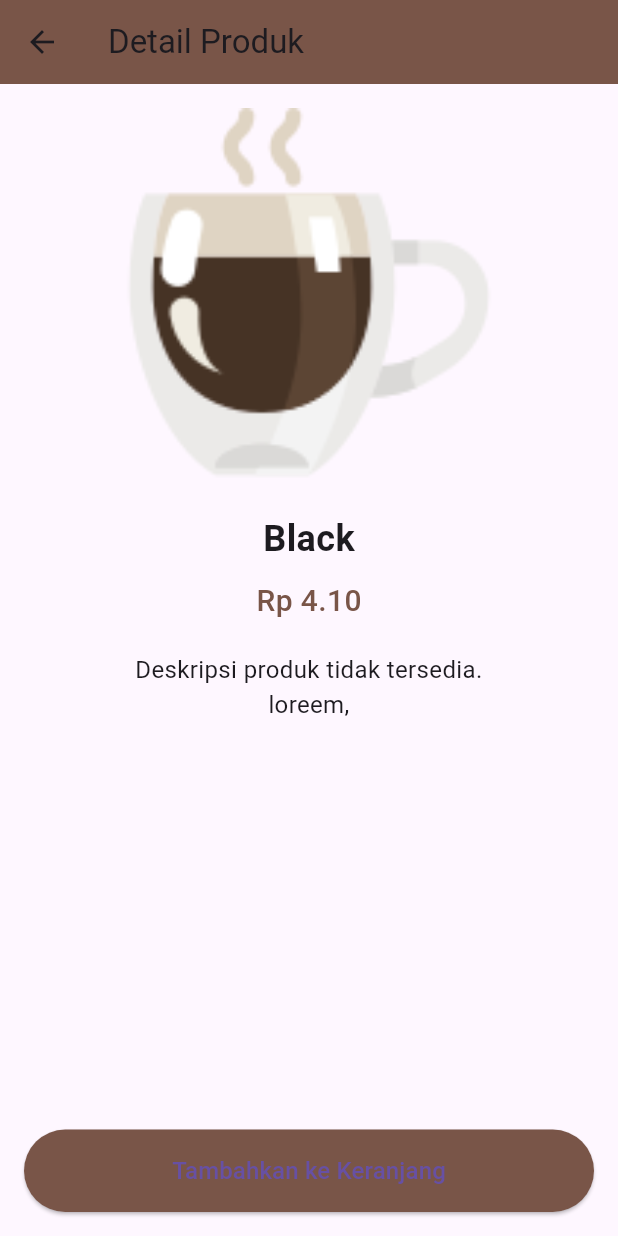
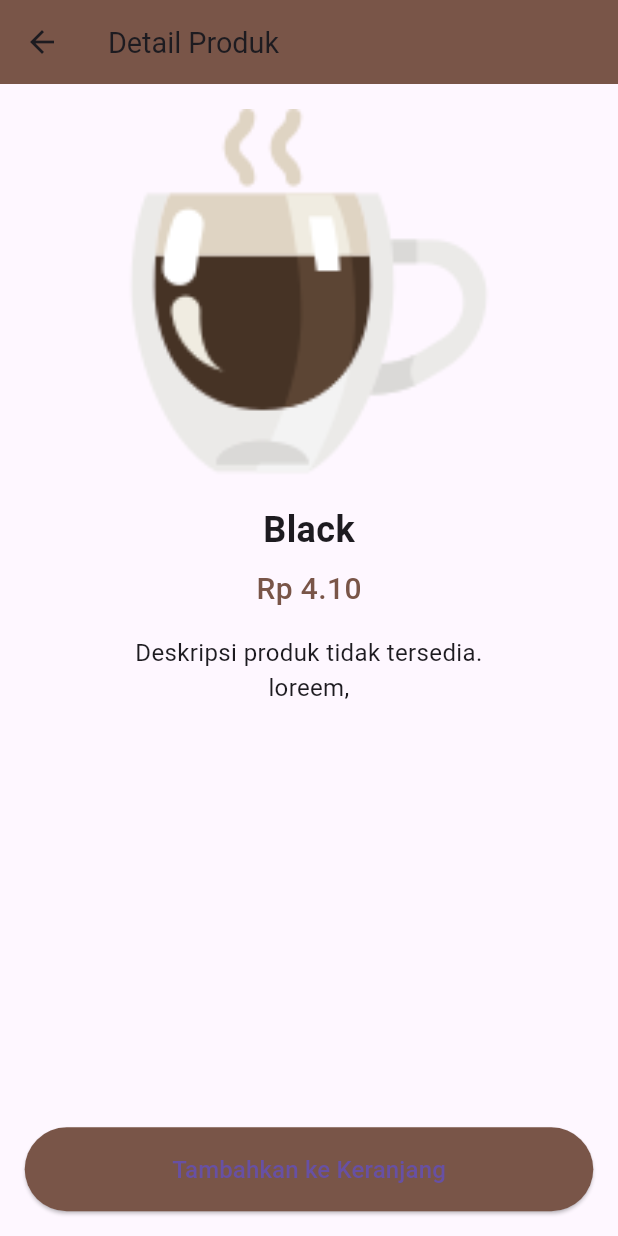
Before and after one commit to Hafidz249/CoffeeShop, a Flutter app: the screen it shows after launch, after a tap on "Detail", on a phone screen of 412 x 824 dp. Run offline on Flutter 3.47's test engine with Material 3 defaults, Android fonts, the phone set to English and light mode, and no system bars; our stand-ins replace google_nav_bar.

Commit message:
fix responsive and add splash screens

```diff
--- a/lib/Page/cart_page.dart
+++ b/lib/Page/cart_page.dart
@@ -20,32 +20,51 @@ class _CartPageState extends State<CartPage> {
   //pay button tapped
   void payNow(){
     /*
-     fill out yourr payment servis here
+     fill out your payment service here
     */
   }
 
   @override
   Widget build(BuildContext context) {
+    // Mendapatkan ukuran layar
+    final screenSize = MediaQuery.of(context).size;
+    final screenWidth = screenSize.width;
+    final screenHeight = screenSize.height;
+
+    // Ukuran responsif
+    final double padding = screenWidth * 0.05; // 5% dari lebar layar
+    final double titleFontSize = screenWidth * 0.06 > 24 ? 24 : screenWidth * 0.06; // Maksimal 24
+    final double buttonFontSize = screenWidth * 0.045 > 18 ? 18 : screenWidth * 0.045; // Maksimal 18
+    final double buttonPadding = screenHeight * 0.025; // 2.5% dari tinggi layar
+
     return Consumer<CoffeeShop>(
       builder:(context, value, child) => SafeArea(
         child: Padding(
-      padding: const EdgeInsets.all(25.0),
+          padding: EdgeInsets.all(padding),
           child: Column (
             children: [
               // heading
-          Text('Your Cart', style: TextStyle(fontSize: 20),
+              Text(
+                'Your Cart',
+                style: TextStyle(
+                  fontSize: titleFontSize,
+                  fontWeight: FontWeight.bold
+                ),
               ),
 
               //list of cart item
-           Expanded(child: ListView.builder(
+              Expanded(
+                child: ListView.builder(
                   itemCount: value.userCart.length,
                   itemBuilder: (context, index) {
                     //get individual cart item
                     Coffee eachCoffee = value.userCart[index];
 
-
                     //return coffee tile
-           return CoffeeTile(coffee: eachCoffee, onPressed: () => removeFromCart(eachCoffee), icon: Icon(Icons.delete),
+                    return CoffeeTile(
+                      coffee: eachCoffee,
+                      onPressed: () => removeFromCart(eachCoffee),
+                      icon: Icon(Icons.delete),
                     );
                   },
                 ),
@@ -55,20 +74,24 @@ class _CartPageState extends State<CartPage> {
               GestureDetector(
                 onTap: payNow,
                 child: Container(
-                padding: const EdgeInsets.all(25),
+                  padding: EdgeInsets.all(buttonPadding),
                   width: double.infinity,
                   decoration: BoxDecoration(
                     color: Colors.brown,
                     borderRadius: BorderRadius.circular(12)
                   ),
-                child: const Center(
+                  child: Center(
                     child: Text(
                       "Pay Now",
-                    style: TextStyle(color: Colors.white)),
+                      style: TextStyle(
+                        color: Colors.white,
+                        fontSize: buttonFontSize,
+                        fontWeight: FontWeight.bold,
+                      ),
+                    ),
                   ),
                 ),
               )
-
             ],
           ),
         ),
--- a/lib/Page/coffe_detail_page.dart
+++ b/lib/Page/coffe_detail_page.dart
@@ -13,61 +13,78 @@ class CoffeeDetailPage extends StatelessWidget {
 
   @override
   Widget build(BuildContext context) {
+    // Mendapatkan ukuran layar
+    final screenSize = MediaQuery.of(context).size;
+    final screenWidth = screenSize.width;
+    final screenHeight = screenSize.height;
+
+    // Ukuran responsif
+    final double padding = screenWidth * 0.04; // 4% dari lebar layar
+    final double imageHeight = screenHeight * 0.3; // 30% dari tinggi layar
+    final double titleFontSize = screenWidth * 0.06 > 24 ? 24 : screenWidth * 0.06; // Maksimal 24
+    final double priceFontSize = screenWidth * 0.05 > 20 ? 20 : screenWidth * 0.05; // Maksimal 20
+    final double descFontSize = screenWidth * 0.04 > 16 ? 16 : screenWidth * 0.04; // Maksimal 16
+    final double buttonFontSize = screenWidth * 0.04 > 16 ? 16 : screenWidth * 0.04; // Maksimal 16
+    final double spaceBetween = screenHeight * 0.02; // 2% dari tinggi layar
+
     return Scaffold(
       appBar: AppBar(
-        title: Text('Detail Produk'),
+        title: Text(
+          'Detail Produk',
+          style: TextStyle(fontSize: titleFontSize * 0.8),
+        ),
         backgroundColor: Colors.brown,
       ),
       body: Consumer<CoffeeShop>(builder: (context, coffeeShop, child) {
         return Padding(
-          padding: const EdgeInsets.all(16.0),
+          padding: EdgeInsets.all(padding),
           child: Column(
             crossAxisAlignment: CrossAxisAlignment.center,
             children: [
               // Product image
               SizedBox(
-                height: 250,
+                height: imageHeight,
                 child: Image.asset(
                   coffee.imagePath,
                   fit: BoxFit.contain,
                 ),
               ),
-              const SizedBox(height: 20),
+              SizedBox(height: spaceBetween),
 
               // Product name
               Text(
                 coffee.name,
-                style: const TextStyle(
-                  fontSize: 24,
+                style: TextStyle(
+                  fontSize: titleFontSize,
                   fontWeight: FontWeight.bold,
                 ),
               ),
-              const SizedBox(height: 10),
+              SizedBox(height: spaceBetween * 0.5),
 
               // Product price
               Text(
                 'Rp ${coffee.price}',
-                style: const TextStyle(
-                  fontSize: 20,
+                style: TextStyle(
+                  fontSize: priceFontSize,
                   fontWeight: FontWeight.w500,
                   color: Colors.brown,
                 ),
               ),
-              const SizedBox(height: 20),
+              SizedBox(height: spaceBetween),
 
               // Product description
-              const Text(
+              Text(
                 'Deskripsi produk tidak tersedia.',
                 textAlign: TextAlign.center,
                 style: TextStyle(
-                  fontSize: 16,
+                  fontSize: descFontSize,
                 ),
               ),
-              const Text(
+              Text(
                 'loreem,',
                 textAlign: TextAlign.center,
                 style: TextStyle(
-                  fontSize: 16,
+                  fontSize: descFontSize,
                 ),
               ),
 
@@ -90,11 +107,11 @@ class CoffeeDetailPage extends StatelessWidget {
                   },
                   style: ElevatedButton.styleFrom(
                     backgroundColor: Colors.brown,
-                    padding: const EdgeInsets.symmetric(vertical: 16),
+                    padding: EdgeInsets.symmetric(vertical: padding),
                   ),
-                  child: const Text(
+                  child: Text(
                     'Tambahkan ke Keranjang',
-                    style: TextStyle(fontSize: 16),
+                    style: TextStyle(fontSize: buttonFontSize),
                   ),
                 ),
               ),
--- a/lib/Page/shop_page.dart
+++ b/lib/Page/shop_page.dart
@@ -9,18 +9,30 @@ class ShopPage extends StatelessWidget {
 
   @override
   Widget build(BuildContext context) {
+    // Mendapatkan ukuran layar
+    final screenSize = MediaQuery.of(context).size;
+    final screenWidth = screenSize.width;
+
+    // Menentukan ukuran berdasarkan layar
+    final double paddingAll = screenWidth * 0.05; // 5% dari lebar layar
+    final double titleFontSize = screenWidth * 0.06 > 24 ? 24 : screenWidth * 0.06; // Maksimal 24
+    final double spacerHeight = screenWidth * 0.05; // 5% dari lebar layar
+
     return Consumer<CoffeeShop>(
       builder: (context, value, child) {
         return SafeArea(
           child: Padding(
-            padding: const EdgeInsets.all(25.0),
+            padding: EdgeInsets.all(paddingAll),
             child: Column(
               children: [
-                const Text(
+                Text(
                   'Menu Kopi',
-                  style: TextStyle(fontSize: 20),
+                  style: TextStyle(
+                    fontSize: titleFontSize,
+                    fontWeight: FontWeight.bold,
+                  ),
                 ),
-                const SizedBox(height: 25),
+                SizedBox(height: spacerHeight),
 
                 // List of coffee
                 Expanded(
--- /dev/null
+++ b/lib/Page/splash_screen.dart
@@ -0,0 +1,129 @@
+import 'dart:async';
+import 'package:flutter/material.dart';
+import 'package:coffeeshop/Page/Home_Page.dart';
+
+class SplashScreen extends StatefulWidget {
+  const SplashScreen({super.key});
+
+  @override
+  State<SplashScreen> createState() => _SplashScreenState();
+}
+
+class _SplashScreenState extends State<SplashScreen> {
+  @override
+  void initState() {
+    super.initState();
+    Timer(
+      const Duration(seconds: 3),
+      () => Navigator.pushReplacement(
+        context,
+        MaterialPageRoute(
+          builder: (context) => const HomePage(),
+        ),
+      ),
+    );
+  }
+
+  @override
+  Widget build(BuildContext context) {
+    // Mendapatkan ukuran layar
+    final screenSize = MediaQuery.of(context).size;
+    final screenWidth = screenSize.width;
+    final screenHeight = screenSize.height;
+
+    // Menentukan ukuran berdasarkan ukuran layar
+    final logoSize = screenWidth * 0.35 > 150 ? 150.0 : screenWidth * 0.35;
+    final logoIconSize = logoSize * 0.73;
+    final titleFontSize = screenWidth * 0.1 > 40 ? 40.0 : screenWidth * 0.1;
+    final subtitleFontSize = screenWidth * 0.04 > 16 ? 16.0 : screenWidth * 0.04;
+
+    return Scaffold(
+      backgroundColor: const Color(0xFF3D2314),
+      body: Stack(
+        children: [
+          // Background gambar
+          Positioned.fill(
+            child: Image.asset(
+              'assets/images/background.png',
+              fit: BoxFit.cover,
+            ),
+          ),
+
+          // Konten utama
+          SafeArea(
+            child: Center(
+              child: Column(
+                mainAxisAlignment: MainAxisAlignment.center,
+                children: [
+                  // Logo dalam lingkaran
+                  Container(
+                    width: logoSize,
+                    height: logoSize,
+                    decoration: const BoxDecoration(
+                      color: Colors.white,
+                      shape: BoxShape.circle,
+                    ),
+                    child: Center(
+                      child: Image.asset(
+                        'assets/images/coffee_logo.png',
+                        width: logoIconSize,
+                        height: logoIconSize,
+                        fit: BoxFit.contain,
+                      ),
+                    ),
+                  ),
+                  SizedBox(height: screenHeight * 0.03),
+
+                  // Teks LuxeBean
+                  RichText(
+                    text: TextSpan(
+                      children: [
+                        TextSpan(
+                          text: 'Luxe',
+                          style: TextStyle(
+                            color: const Color(0xFFD2A88B),
+                            fontFamily: 'Poppins',
+                            fontSize: titleFontSize,
+                            fontWeight: FontWeight.w500,
+                          ),
+                        ),
+                        TextSpan(
+                          text: 'Bean',
+                          style: TextStyle(
+                            color: Colors.white,
+                            fontFamily: 'Poppins',
+                            fontSize: titleFontSize,
+                            fontWeight: FontWeight.bold,
+                          ),
+                        ),
+                      ],
+                    ),
+                  ),
+                  SizedBox(height: screenHeight * 0.02),
+
+                  // Tagline
+                  Text(
+                    'Kopi spesial untuk',
+                    style: TextStyle(
+                      color: Colors.white,
+                      fontFamily: 'Poppins',
+                      fontSize: subtitleFontSize,
+                    ),
+                  ),
+                  Text(
+                    'pengalaman yang istimewa.',
+                    style: TextStyle(
+                      color: Colors.white,
+                      fontFamily: 'Poppins',
+                      fontSize: subtitleFontSize,
+                    ),
+                  ),
+                ],
+              ),
+            ),
+          ),
+        ],
+      ),
+    );
+  }
+}
--- a/lib/component/bottom_nav_bar.dart
+++ b/lib/component/bottom_nav_bar.dart
@@ -1,43 +1,60 @@
 import 'package:flutter/material.dart';
 import 'package:google_nav_bar/google_nav_bar.dart';
 
+class MyBottomNavBar extends StatelessWidget {
+  const MyBottomNavBar({
+    super.key,
+    required this.onTabChange,
+  });
 
-class MyBottomNavBar extends StatelessWidget {
-  MyBottomNavBar({super.key, required this.onTabChange,});
   final Function(int)? onTabChange;
 
   @override
   Widget build(BuildContext context) {
+    // Mendapatkan ukuran layar
+    final screenSize = MediaQuery.of(context).size;
+    final screenWidth = screenSize.width;
+
+    // Ukuran responsif
+    final double iconSize = screenWidth * 0.06 > 24 ? 24 : screenWidth * 0.06; // Maksimal 24
+    final double textSize = screenWidth * 0.035 > 14 ? 14 : screenWidth * 0.035; // Maksimal 14
+    final double buttonPadding = screenWidth * 0.035; // 3.5% dari lebar layar
+
     return Container(
-    margin: const EdgeInsets.all(25),
-    child: GNav (
-      onTabChange:(velue) => onTabChange!(velue) ,
+      width: double.infinity,
+      color: const Color.fromARGB(255, 78, 52, 46),
+      padding: EdgeInsets.symmetric(vertical: 10, horizontal: 0),
+      child: GNav(
+        onTabChange: (value) => onTabChange!(value),
         backgroundColor: const Color.fromARGB(255, 78, 52, 46),
-      mainAxisAlignment: MainAxisAlignment.center,
-      activeColor:const Color.fromARGB(255, 255, 255, 255),
-      tabBackgroundColor:const Color.fromARGB(255, 136, 88, 77),
+        mainAxisAlignment: MainAxisAlignment.spaceEvenly,
+        activeColor: const Color.fromARGB(255, 255, 255, 255),
+        tabBackgroundColor: const Color.fromARGB(255, 136, 88, 77),
         tabBorderRadius: 24,
         tabActiveBorder: Border.all(color: const Color.fromARGB(255, 165, 113, 75)),
-
+        padding: EdgeInsets.symmetric(horizontal: buttonPadding, vertical: 8),
+        gap: 8,
+        iconSize: iconSize,
+        textStyle: TextStyle(
+          fontSize: textSize,
+          fontWeight: FontWeight.bold,
+          color: Colors.white,
+        ),
         tabs: const [
           GButton(
-            icon:
-                Icons.home, // Gunakan 'icon' bukan langsung 'Icon(Icons.home)'
+            icon: Icons.home,
             text: 'Shop',
           ),
           GButton(
             icon: Icons.shopping_bag_outlined,
             text: 'Cart',
           ),
-//GButton
           GButton(
             icon: Icons.account_circle,
             text: 'Profile',
           ),
-//GButton
         ],
-    ),//GNav
+      ),
     );
-
   }
 }
--- a/lib/component/coffe_tile.dart
+++ b/lib/component/coffe_tile.dart
@@ -18,18 +18,55 @@ class CoffeeTile extends StatelessWidget {
 
   @override
   Widget build(BuildContext context) {
+    // Mendapatkan ukuran layar
+    final screenWidth = MediaQuery.of(context).size.width;
+
+    // Mengatur ukuran berdasarkan ukuran layar
+    final double verticalPadding = screenWidth * 0.05; // 5% dari lebar layar
+    final double horizontalPadding = screenWidth * 0.025; // 2.5% dari lebar layar
+    final double imageSize = screenWidth * 0.15 > 60 ? 60 : screenWidth * 0.15; // Maksimal 60
+    final double fontSize = screenWidth * 0.035 > 14 ? 14 : screenWidth * 0.035; // Maksimal 14
+    final double buttonFontSize = screenWidth * 0.03 > 12 ? 12 : screenWidth * 0.03; // Maksimal 12
+
     return Container(
       decoration: BoxDecoration(
         color: backgroundColor, // Use the parameter here instead of fixed color
         borderRadius: BorderRadius.circular(12),
       ),
-      margin: const EdgeInsets.only(bottom: 10),
-      padding: const EdgeInsets.symmetric(vertical: 25, horizontal: 10),
-      child: ListTile(
-        title: Text(coffee.name),
-        subtitle: Text('Rp ' + coffee.price),
-        leading: Image.asset(coffee.imagePath),
-        trailing: Row(
+      margin: EdgeInsets.only(bottom: screenWidth * 0.025), // 2.5% dari lebar layar
+      padding: EdgeInsets.symmetric(vertical: verticalPadding, horizontal: horizontalPadding),
+      child: Row(
+        children: [
+          // Gambar
+          SizedBox(
+            width: imageSize,
+            height: imageSize,
+            child: Image.asset(coffee.imagePath, fit: BoxFit.contain),
+          ),
+          SizedBox(width: screenWidth * 0.03), // 3% dari lebar layar
+
+          // Informasi kopi
+          Expanded(
+            child: Column(
+              crossAxisAlignment: CrossAxisAlignment.start,
+              children: [
+                Text(
+                  coffee.name,
+                  style: TextStyle(
+                    fontSize: fontSize,
+                    fontWeight: FontWeight.bold,
+                  ),
+                ),
+                Text(
+                  'Rp ${coffee.price}',
+                  style: TextStyle(fontSize: fontSize * 0.9),
+                ),
+              ],
+            ),
+          ),
+
+          // Tombol
+          Row(
             mainAxisSize: MainAxisSize.min,
             children: [
               // Detail button
@@ -45,18 +82,28 @@ class CoffeeTile extends StatelessWidget {
                 },
                 style: ElevatedButton.styleFrom(
                   backgroundColor: const Color(0xFFA1887F),
-                padding: const EdgeInsets.symmetric(horizontal: 10),
+                  padding: EdgeInsets.symmetric(
+                    horizontal: screenWidth * 0.02,
+                    vertical: screenWidth * 0.01,
                   ),
-              child: const Text('Detail'),
                 ),
-            const SizedBox(width: 8),
+                child: Text(
+                  'Detail',
+                  style: TextStyle(fontSize: buttonFontSize),
+                ),
+              ),
+              SizedBox(width: screenWidth * 0.02), // 2% dari lebar layar
+
               // Add to cart button
               IconButton(
                 icon: icon,
+                iconSize: screenWidth * 0.06 > 24 ? 24 : screenWidth * 0.06, // Maksimal 24
                 onPressed: onPressed,
+                padding: EdgeInsets.all(screenWidth * 0.01), // 1% dari lebar layar
               ),
             ],
           ),
+        ],
       ),
     );
   }
--- a/lib/main.dart
+++ b/lib/main.dart
@@ -1,5 +1,5 @@
 import 'package:coffeeshop/Models/coffee_shop.dart';
-import 'package:coffeeshop/Page/Home_Page.dart';
+import 'package:coffeeshop/Page/splash_screen.dart';
 import 'package:flutter/material.dart';
 import 'package:provider/provider.dart';
 
@@ -16,11 +16,9 @@ class MyApp extends StatelessWidget {
     return ChangeNotifierProvider(
       create: (context) => CoffeeShop(),
       builder: (context, child) => const MaterialApp(
-        debugShowCheckedModeBanner: false ,
-        home: HomePage(),
-
+        debugShowCheckedModeBanner: false,
+        home: SplashScreen(),
       ),
-
     );
   }
 }
```
Also changed, not shown: assets/images/background.png (added), assets/images/bgdown1.png (added), assets/images/bgdown2.png (added), assets/images/bgup1.png (added), assets/images/bgup2.png (added), assets/images/coffee_logo.png (added), 4 other files. Lines whose indentation alone changed are shown as unchanged.
